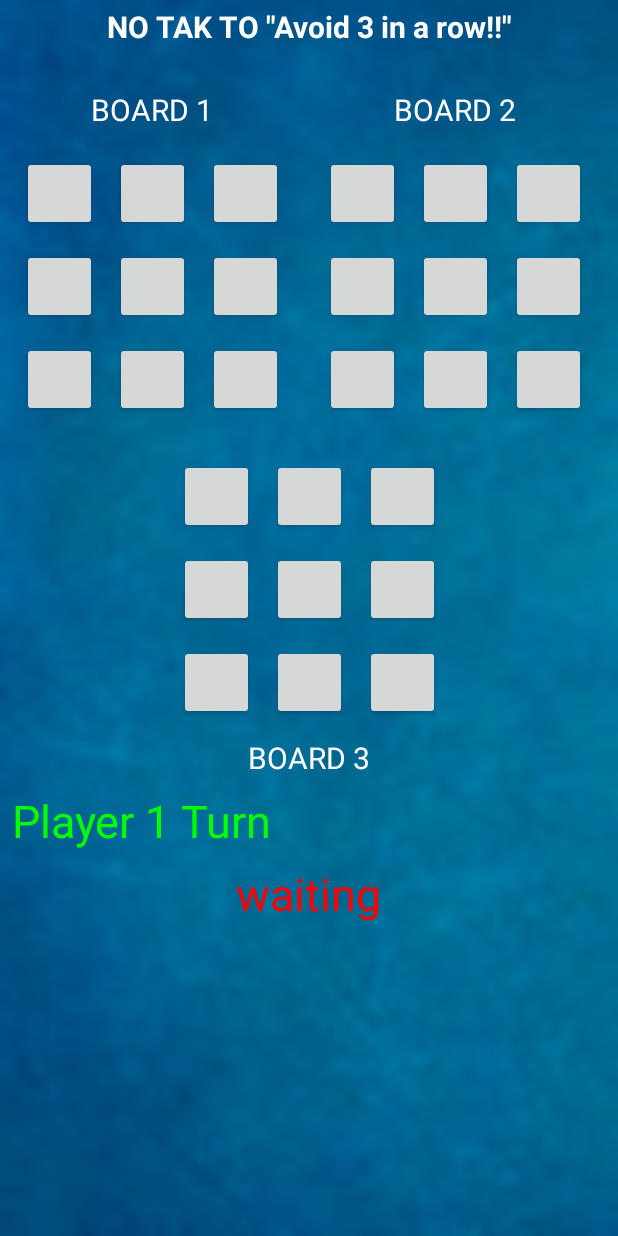
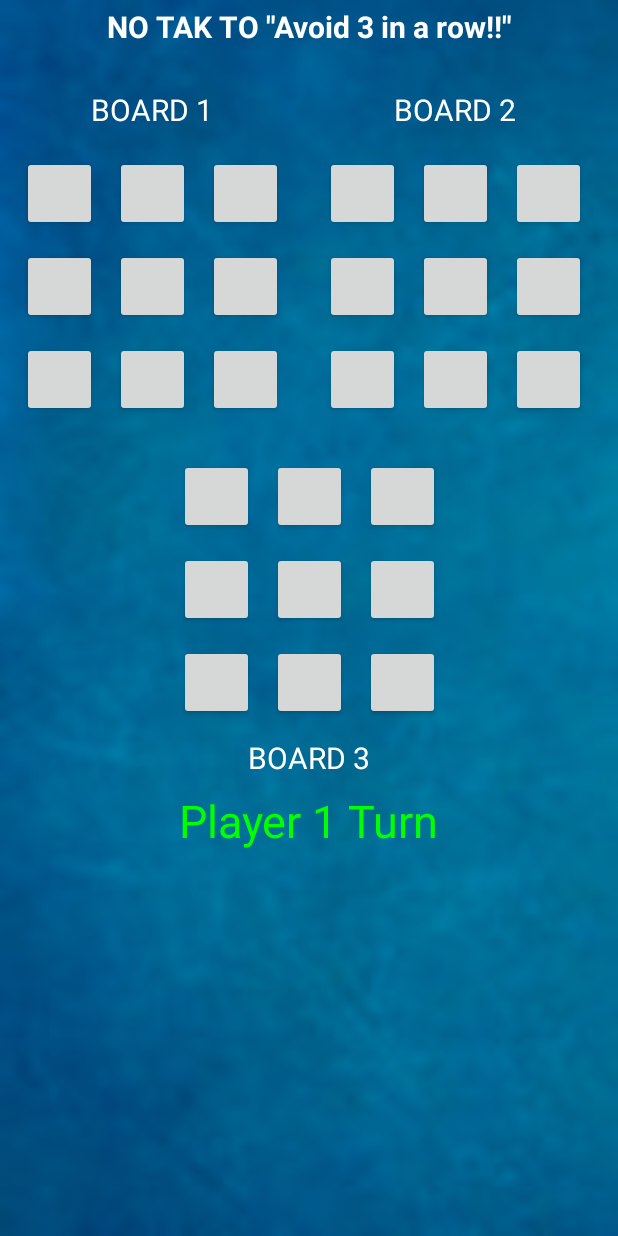
Before and after one commit to jacobgirsky/TicTacToeVariations, an Android app: the NotaktoActivity screen opened directly, with no data from a screen before it, on a phone screen of 412 x 824 dp. Run offline under Robolectric (Android 15) with nearby library versions, the phone set to English and light mode, and no system bars.

Commit message:
Edited Notakto.java and layout

```diff
--- a/app/src/main/java/com/jacobgirsky/tictactoevariations/NotaktoActivity.java
+++ b/app/src/main/java/com/jacobgirsky/tictactoevariations/NotaktoActivity.java
@@ -67,141 +67,6 @@ public class NotaktoActivity extends AppCompatActivity implements View.OnClickLi
     }
 
 
-    /*for (int row = 0; row < board1_ids.length; row++) {
-        for (int col = 0; col < board1_ids.length; col++) {
-            Button button = (Button) view;
-            button.setText("X");
-            button.setTextColor(Color.BLACK);
-
-            if (button.isClickable() == true) {
-                piecesPlayed++;
-                button.setClickable(false);
-            }
-            turn = setTurn(piecesPlayed, player_text);
-
-            TextView board_tv1 = findViewById(R.id.board1_textView);
-            if (isHorizonatalWin(board1_ids) || isVerticalWin(board1_ids) || isDiagonalRightWin(board1_ids) || isDiagonalLeftWin(board1_ids)) {
-                setEnabled(board1_ids, tv);
-
-                Log.i("message", "TRUE ======================== here " + deadBoards);
-                if (deadBoards == 3) {
-                    if (turn == "player2") {
-                        winner_text.setText("Player 1 Loses!");
-                    } else {
-                        winner_text.setText("Player 2 Loses!");
-                    }
-                }
-
-            } else {
-                continue;
-            }
-        }
-    }*/
-        /*
-        TextView tv2 = findViewById(R.id.board2_textView);
-        if (tv2.getText() == "DEAD BOARD") {
-            deadBoards++;
-        }
-        for (int row = 0; row < board2_ids.length; row++) {
-            for (int col = 0; col < board2_ids.length; col++) {
-                Button button = (Button) view;
-                button.setText("X");
-                button.setTextColor(Color.BLACK);
-
-                if (button.isClickable() == true) {
-                    piecesPlayed++;
-                    button.setClickable(false);
-                }
-                turn = setTurn(piecesPlayed, player_text);
-
-                TextView board_tv2 = findViewById(R.id.board2_textView);
-                if (isHorizonatalWin(board2_ids) || isVerticalWin(board2_ids) || isDiagonalRightWin(board2_ids) || isDiagonalLeftWin(board2_ids)) {
-                    setEnabled(board2_ids, tv);
-                    Log.i("message", "TRUE ======================== here " + deadBoards);
-                    if (deadBoards == 3) {
-                        if (turn == "player2") {
-                            winner_text.setText("Player 1 Loses!");
-                        } else {
-                            winner_text.setText("Player 2 Loses!");
-                        }
-                    }
-
-                } else {
-                    continue;
-                }
-            }
-        }
-
-        TextView tv3 = findViewById(R.id.board3_textView);
-        if (tv3.getText() == "DEAD BOARD") {
-            deadBoards++;
-        }
-        for (int row = 0; row < board3_ids.length; row++) {
-            for (int col = 0; col < board3_ids.length; col++) {
-                Button button = (Button) view;
-                button.setText("X");
-                button.setTextColor(Color.BLACK);
-
-                if (button.isClickable() == true) {
-                    piecesPlayed++;
-                    button.setClickable(false);
-                }
-                turn = setTurn(piecesPlayed, player_text);
-
-                TextView board_tv3 = findViewById(R.id.board3_textView);
-                if (isHorizonatalWin(board3_ids) || isVerticalWin(board3_ids) || isDiagonalRightWin(board3_ids) || isDiagonalLeftWin(board3_ids)) {
-                    setEnabled(board3_ids, tv);
-                    Log.i("message", "TRUE ======================== here " + deadBoards);
-                    if (deadBoards == 3) {
-                        if (turn == "player2") {
-                            winner_text.setText("Player 1 Loses!");
-                        } else {
-                            winner_text.setText("Player 2 Loses!");
-                        }
-                    }
-
-                } else {
-                    continue;
-                }
-               /* boolean isWin = isHorizonatalWin();
-                if (isWin) {
-                    if (turn == "player2") {
-                        winner_text.setText("Player 1 Loses!");
-                    } else {
-                        winner_text.setText("Player 2 Loses!");
-                    }
-                    setEnabled(board1_ids,tv);
-                } else {
-                    isWin = isVerticalWin();
-                    if (isWin) {
-                        if (turn == "player2") {
-                            winner_text.setText("Player 1 Loses!");
-                        } else {
-                            winner_text.setText("Player 2 Loses!");
-                        }
-                        setEnabled(board1_ids,tv);
-                    } else {
-                        isWin = isDiagonalRightWin();
-                        if (isWin) {
-                            if (turn == "player2") {
-                                winner_text.setText("Player 1 Loses!");
-                            } else {
-                                winner_text.setText("Player 2 Loses!");
-                            }
-                            setEnabled(board1_ids,tv);
-                        } else {
-                            isWin = isDiagonalLeftWin();
-                            if (isWin) {
-                                if (turn == "player2") {
-                                    winner_text.setText("Player 1 Loses!");
-                                } else {
-                                    winner_text.setText("Player 2 Loses!");
-                                }
-                                setEnabled(board1_ids,tv);
-                            }
-                        }
-                    }
-                }*/
     private void getIds(int[][] ids) {
         for (int row = 0; row < ids.length; row++) {
             for (int col = 0; col < ids.length; col++) {
--- a/app/src/main/res/layout/activity2_notakto.xml
+++ b/app/src/main/res/layout/activity2_notakto.xml
@@ -394,9 +394,11 @@
         android:layout_height="wrap_content"
         android:layout_marginStart="8dp"
         android:layout_marginTop="8dp"
+        android:layout_marginEnd="8dp"
         android:text="Player 1 Turn"
         android:textColor="#0f0"
         android:textSize="30sp"
+        app:layout_constraintEnd_toEndOf="parent"
         app:layout_constraintStart_toStartOf="parent"
         app:layout_constraintTop_toBottomOf="@+id/board3_textView" />
 
@@ -409,7 +411,6 @@
         android:layout_marginEnd="8dp"
         android:layout_marginBottom="8dp"
         android:gravity="center"
-        android:text="waiting"
         android:textColor="#f00"
         android:textSize="30sp"
         app:layout_constraintBottom_toBottomOf="parent"
```
